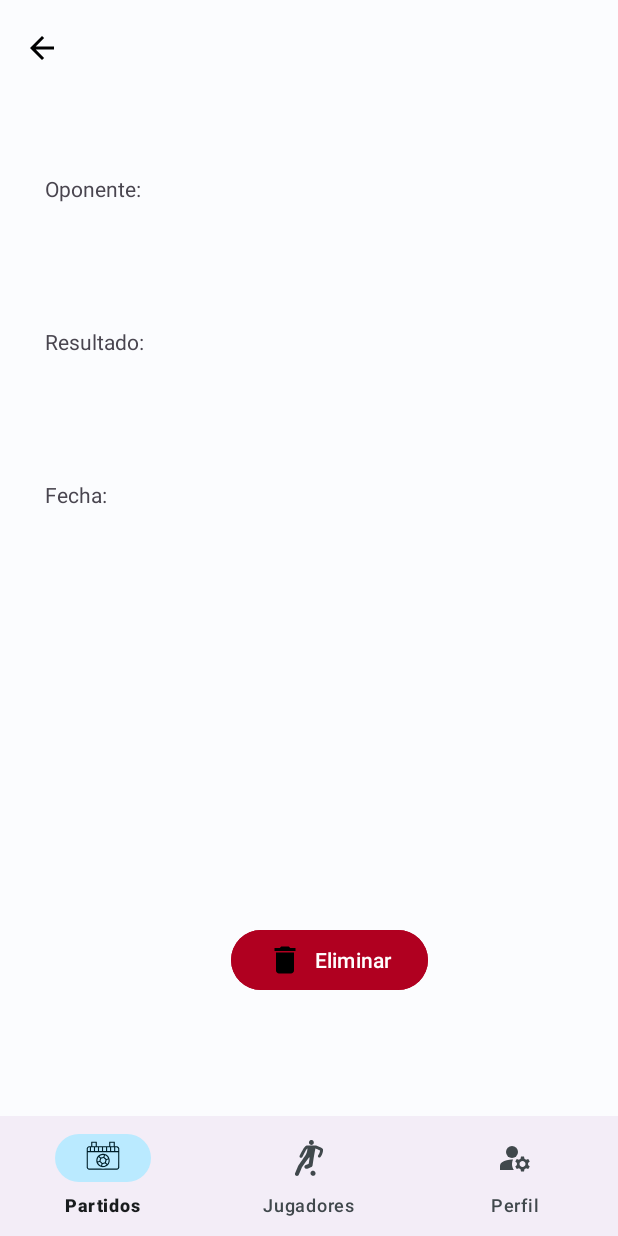
After one commit to squadMe-Proyect/SquadMe-Android, an Android app: the fragment MatchDetailFragment placed in its activity, on a phone screen of 412 x 824 dp. The commit adds this screen. Run offline under Robolectric (Android 15) with nearby library versions, the phone set to English and light mode, and no system bars; our stand-ins replace Dagger/Hilt's generated code, Firebase (no records; nobody signed in at launch, a user with empty details on screens opened directly), navigation-ui; 4 statements that could not run were skipped.

Commit message:
Listado de partidos y borrado de partidos

```diff
--- /dev/null
+++ b/app/src/main/java/com/example/squadme/MainActivity/matches/matchesDetail/MatchDetailFragment.kt
@@ -0,0 +1,93 @@
+package com.example.squadme.MainActivity.matches.matchesDetail
+
+import android.content.ContentValues
+import android.os.Bundle
+import android.util.Log
+import androidx.fragment.app.Fragment
+import android.view.LayoutInflater
+import android.view.View
+import android.view.ViewGroup
+import androidx.navigation.fragment.findNavController
+import androidx.navigation.fragment.navArgs
+import coil.load
+import com.example.squadme.MainActivity.playerDetail.PlayerDetailFragmentArgs
+import com.example.squadme.R
+import com.example.squadme.data.Models.Match
+import com.example.squadme.data.Models.Player
+import com.example.squadme.databinding.FragmentMatchDetailBinding
+import com.google.firebase.firestore.DocumentReference
+import com.google.firebase.firestore.FirebaseFirestore
+import dagger.hilt.android.AndroidEntryPoint
+
+@AndroidEntryPoint
+class MatchDetailFragment : Fragment() {
+    private lateinit var binding: FragmentMatchDetailBinding
+
+    override fun onCreateView(
+        inflater: LayoutInflater,
+        container: ViewGroup?,
+        savedInstanceState: Bundle?
+    ): View? {
+        binding = FragmentMatchDetailBinding.inflate(layoutInflater, container, false)
+        return binding.root
+    }
+
+    override fun onViewCreated(view: View, savedInstanceState: Bundle?) {
+        super.onViewCreated(view, savedInstanceState)
+
+
+        val args: MatchDetailFragmentArgs by navArgs()
+        val match: Match = args.match
+
+
+
+        binding.matchOpponent.text = match.opponent
+        binding.matchResult.text = match.result
+        binding.matchDate.text = match.date
+
+        binding.toolbar.setOnClickListener {
+            findNavController().popBackStack()
+        }
+
+        binding.deleteBtn.setOnClickListener {
+            val db = FirebaseFirestore.getInstance()
+
+            var matchRef: DocumentReference? = null
+
+            db.collection("matches")
+                .whereEqualTo("date", match.date)
+                .get()
+                .addOnSuccessListener { documents ->
+                    if (!documents.isEmpty) {
+                        val playerDocument = documents.first()
+                        matchRef = playerDocument.reference
+                        Log.d("Documento" ,"${matchRef.toString()}")
+
+                        // Eliminar el jugador de Firestore
+                        matchRef?.delete()
+                            ?.addOnSuccessListener {
+                                // Éxito al eliminar el jugador
+                                Log.d(ContentValues.TAG, "Match deleted successfully")
+                                // Regresar al fragmento anterior después de eliminar el jugador
+                                findNavController().popBackStack()
+                            }
+                            ?.addOnFailureListener { e ->
+                                // Error al eliminar el jugador
+                                Log.w(ContentValues.TAG, "Error deleting match", e)
+                                // Manejar el error según sea necesario (por ejemplo, mostrar un mensaje de error)
+                            }
+                    } else {
+                        Log.d(ContentValues.TAG, "No player document found with name: ${match.opponent}")
+                    }
+                }
+                .addOnFailureListener { e ->
+                    // Error al realizar la consulta
+                    Log.w(ContentValues.TAG, "Error querying match document", e)
+                    // Manejar el error según sea necesario (por ejemplo, mostrar un mensaje de error)
+                }
+        }
+
+
+    }
+
+}
--- /dev/null
+++ b/app/src/main/res/layout/fragment_match_detail.xml
@@ -0,0 +1,75 @@
+<?xml version="1.0" encoding="utf-8"?>
+<androidx.constraintlayout.widget.ConstraintLayout xmlns:android="http://schemas.android.com/apk/res/android"
+    xmlns:app="http://schemas.android.com/apk/res-auto"
+    xmlns:tools="http://schemas.android.com/tools"
+    android:layout_width="match_parent"
+    android:layout_height="match_parent"
+    tools:context=".MainActivity.matches.matchesDetail.MatchDetailFragment">
+
+    <com.google.android.material.appbar.MaterialToolbar
+        android:id="@+id/toolbar"
+        android:layout_width="match_parent"
+        android:layout_height="wrap_content"
+        android:minHeight="?attr/actionBarSize"
+        app:layout_constraintEnd_toEndOf="parent"
+        app:layout_constraintStart_toStartOf="parent"
+        app:layout_constraintTop_toTopOf="parent"
+        app:navigationIcon="@drawable/arrow_back" />
+
+
+    <TextView
+        android:id="@+id/match_opponent"
+        android:layout_width="match_parent"
+        android:layout_height="50dp"
+        android:layout_marginLeft="30dp"
+        android:layout_marginTop="52dp"
+        android:layout_marginRight="30dp"
+        android:text="Oponente:"
+        app:layout_constraintEnd_toEndOf="parent"
+        app:layout_constraintHorizontal_bias="0.266"
+        app:layout_constraintStart_toStartOf="parent"
+        app:layout_constraintTop_toBottomOf="@+id/toolbar"></TextView>
+
+    <TextView
+        android:id="@+id/match_result"
+        android:layout_width="match_parent"
+        android:layout_height="50dp"
+        android:layout_marginLeft="30dp"
+        android:layout_marginTop="52dp"
+        android:layout_marginRight="30dp"
+        android:text="Resultado:"
+        app:layout_constraintEnd_toEndOf="parent"
+        app:layout_constraintHorizontal_bias="0.266"
+        app:layout_constraintStart_toStartOf="parent"
+        app:layout_constraintTop_toBottomOf="@+id/match_opponent"></TextView>
+
+    <TextView
+        android:id="@+id/match_date"
+        android:layout_width="match_parent"
+        android:layout_height="50dp"
+        android:layout_marginLeft="30dp"
+        android:layout_marginTop="52dp"
+        android:layout_marginRight="30dp"
+        android:text="Fecha:"
+        app:layout_constraintEnd_toEndOf="parent"
+        app:layout_constraintHorizontal_bias="0.266"
+        app:layout_constraintStart_toStartOf="parent"
+        app:layout_constraintTop_toBottomOf="@+id/match_result"></TextView>
+
+
+
+    <Button
+        android:id="@+id/delete_btn"
+        android:layout_width="wrap_content"
+        android:layout_height="wrap_content"
+        android:layout_marginBottom="160dp"
+        android:backgroundTint="@color/design_default_color_error"
+        android:drawableLeft="@drawable/delete"
+        android:text="Eliminar"
+        app:layout_constraintBottom_toBottomOf="parent"
+        app:layout_constraintEnd_toEndOf="parent"
+        app:layout_constraintHorizontal_bias="0.548"
+        app:layout_constraintStart_toStartOf="parent"></Button>
+
+
+</androidx.constraintlayout.widget.ConstraintLayout>
--- a/app/src/main/res/navigation/match.xml
+++ b/app/src/main/res/navigation/match.xml
@@ -13,6 +13,9 @@
         <action
             android:id="@+id/action_matchListFragment_to_matchCreationFragment"
             app:destination="@id/matchCreationFragment" />
+        <action
+            android:id="@+id/action_matchListFragment_to_matchDetailFragment"
+            app:destination="@id/matchDetailFragment" />
     </fragment>
     <fragment
         android:id="@+id/matchCreationFragment"
@@ -23,4 +26,13 @@
             android:id="@+id/action_matchCreationFragment_to_matchListFragment"
             app:destination="@id/matchListFragment" />
     </fragment>
+    <fragment
+        android:id="@+id/matchDetailFragment"
+        android:name="com.example.squadme.MainActivity.matches.matchesDetail.MatchDetailFragment"
+        android:label="fragment_match_detail"
+        tools:layout="@layout/fragment_match_detail" >
+        <argument
+            android:name="match"
+            app:argType="com.example.squadme.data.Models.Match"></argument>
+    </fragment>
 </navigation>
```
Also changed, not shown: app/src/main/java/com/example/squadme/MainActivity/matches/matchesList/MatchListAdapter.kt (added, +50 -0 lines), app/src/main/java/com/example/squadme/MainActivity/matches/matchesList/MatchListFragment.kt (+45 -2 lines), app/src/main/java/com/example/squadme/data/Models/Match.kt (+8 -5 lines), app/src/main/res/layout/match_list_item.xml (added, +45 -0 lines).
